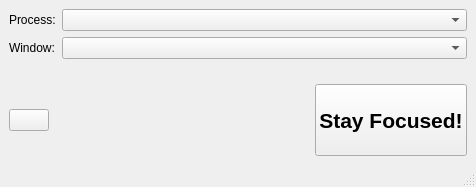
The window that src/mainwindow.ui (Zalewa/StayFocused) describes before a commit, drawn with Qt 5.
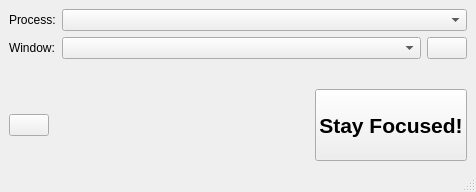
The same window after the commit. Icons and pictures are not drawn.

Commit message: Magic wand that can guess last active HWND.

The edit to the form file:
```diff
--- a/src/mainwindow.ui
+++ b/src/mainwindow.ui
@@ -7,7 +7,7 @@
     <x>0</x>
     <y>0</y>
     <width>476</width>
-    <height>187</height>
+    <height>192</height>
    </rect>
   </property>
   <property name="windowTitle">
@@ -21,6 +21,9 @@
    <layout class="QVBoxLayout" name="verticalLayout">
     <item>
      <layout class="QFormLayout" name="formLayout">
+      <property name="fieldGrowthPolicy">
+       <enum>QFormLayout::AllNonFixedFieldsGrow</enum>
+      </property>
       <item row="0" column="0">
        <widget class="QLabel" name="label">
         <property name="text">
@@ -39,7 +42,28 @@
        </widget>
       </item>
       <item row="1" column="1">
-       <widget class="QComboBox" name="cboWindows"/>
+       <layout class="QHBoxLayout" name="horizontalLayout_2">
+        <item>
+         <widget class="QComboBox" name="cboWindows"/>
+        </item>
+        <item>
+         <widget class="QPushButton" name="btnGuessWindow">
+          <property name="sizePolicy">
+           <sizepolicy hsizetype="Maximum" vsizetype="Fixed">
+            <horstretch>0</horstretch>
+            <verstretch>0</verstretch>
+           </sizepolicy>
+          </property>
+          <property name="toolTip">
+           <string>Picks window that belongs to another process and was last active.</string>
+          </property>
+          <property name="icon">
+           <iconset resource="../media/resources.qrc">
+            <normaloff>:/icons/wand</normaloff>:/icons/wand</iconset>
+          </property>
+         </widget>
+        </item>
+       </layout>
       </item>
      </layout>
     </item>
```
Left out of the diff: 17 changed lines with no effect on the pictures. The commit also changes 9 other files.
